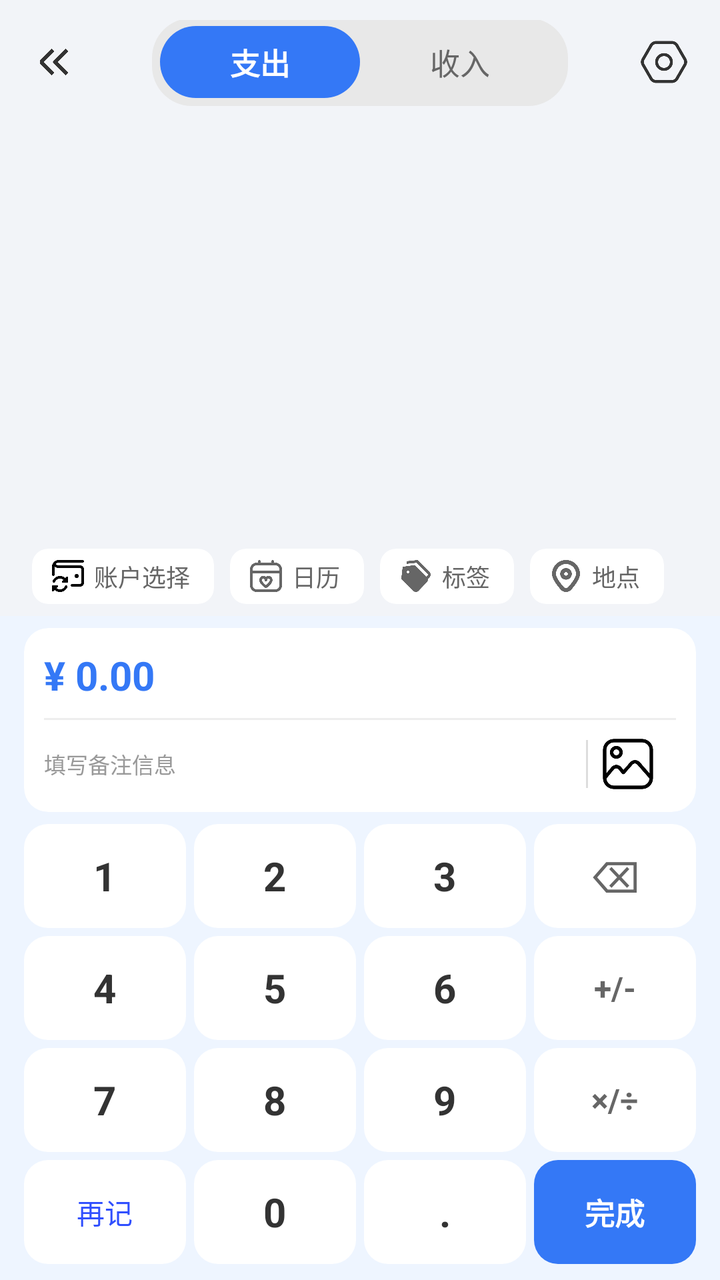
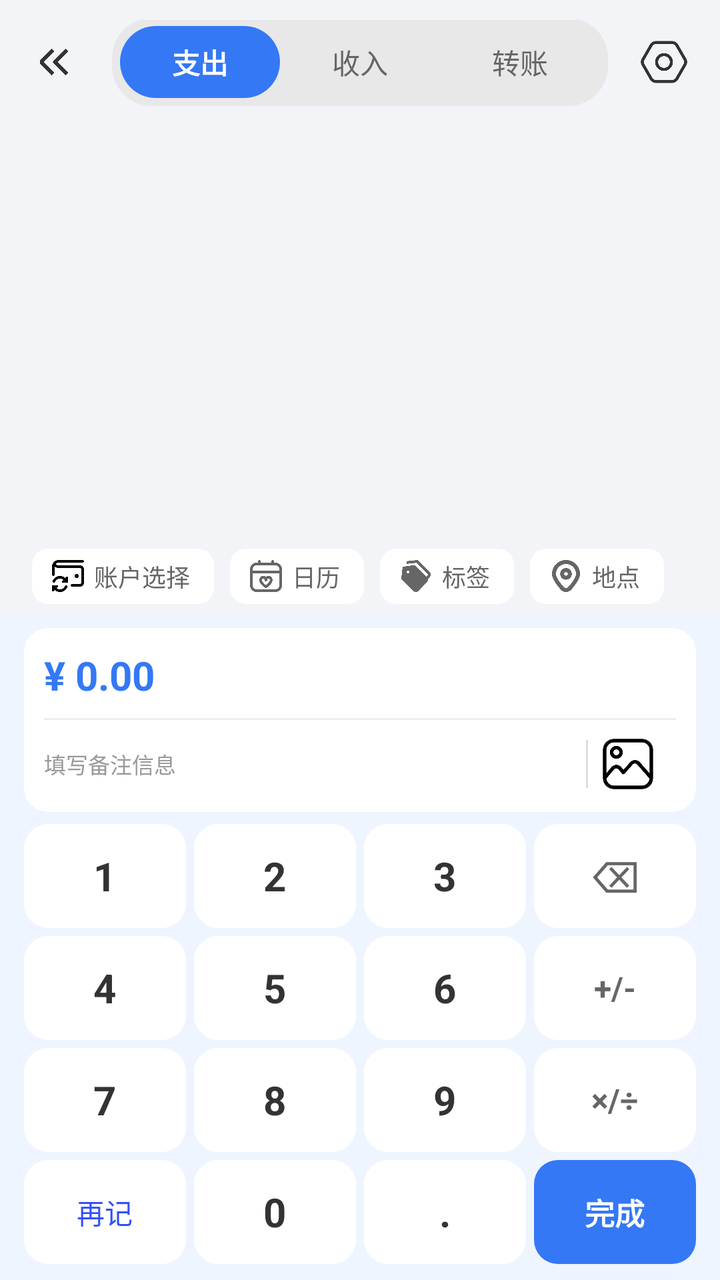

Two renders of the same Android screen: before a commit and after it. Below are the layout's source before the change and the commit's diff.
<!-- AndroidManifest.xml: activity theme Theme.TransparentStatusBar -->
<!-- res/layout/activity_add_bill.xml -->
<?xml version="1.0" encoding="utf-8"?>
<LinearLayout xmlns:android="http://schemas.android.com/apk/res/android"
    android:id="@+id/root"
    xmlns:app="http://schemas.android.com/apk/res-auto"
    android:layout_width="match_parent"
    android:layout_height="match_parent"
    android:orientation="vertical"
    android:background="#F2F4F8">

    
    <RelativeLayout
        android:layout_width="match_parent"
        android:layout_height="wrap_content"
        android:paddingStart="12dp"
        android:paddingEnd="12dp"
        android:paddingTop="10dp"
        android:paddingBottom="8dp">

        
        <ImageView
            android:id="@+id/iv_back"
            android:layout_width="32dp"
            android:layout_height="32dp"
            android:layout_alignParentStart="true"
            android:layout_centerVertical="true"
            android:padding="4dp"
            android:src="@drawable/ic_back3"
            android:tint="#333333" />

        
        <ImageView
            android:id="@+id/iv_setting"
            android:layout_width="32dp"
            android:layout_height="32dp"
            android:src="@drawable/ic_setting1"
            android:tint="#333333"
            android:padding="4dp"
            android:layout_alignParentEnd="true"
            android:layout_centerVertical="true" />

        
        <LinearLayout
            android:id="@+id/layout_tabs"
            android:layout_width="wrap_content"
            android:layout_height="wrap_content"
            android:layout_centerInParent="true"
            android:background="@drawable/tab_container_bg"
            android:gravity="center"
            android:orientation="horizontal"
            android:padding="4dp">

            <TextView
                android:id="@+id/tab_expense"
                android:layout_width="100dp"
                android:layout_height="36dp"
                android:background="@drawable/tab_selected_bg"
                android:gravity="center"
                android:text="支出"
                android:textColor="#FFFFFF"
                android:textSize="15sp"
                android:textStyle="bold" />

            <TextView
                android:id="@+id/tab_income"
                android:layout_width="100dp"
                android:layout_height="36dp"
                android:gravity="center"
                android:text="收入"
                android:textColor="#666666"
                android:textSize="15sp" />

        </LinearLayout>

    </RelativeLayout>



    
    <androidx.viewpager2.widget.ViewPager2
        android:id="@+id/viewpager_category"
        android:layout_width="match_parent"
        android:layout_height="0dp"
        android:layout_weight="1" />

    
    <HorizontalScrollView
        android:layout_width="match_parent"
        android:layout_height="wrap_content"
        android:layout_marginTop="6dp"
        android:layout_marginBottom="6dp"
        android:scrollbars="none">

        <LinearLayout
            android:layout_width="wrap_content"
            android:layout_height="wrap_content"
            android:orientation="horizontal"
            android:paddingStart="16dp"
            android:paddingEnd="16dp">

            
            <com.google.android.material.card.MaterialCardView
                android:id="@+id/card_account"
                android:layout_width="wrap_content"
                android:layout_height="wrap_content"
                android:layout_marginEnd="8dp"
                app:cardCornerRadius="8dp"
                app:cardElevation="0dp"
                app:cardBackgroundColor="#FFFFFF">

                <LinearLayout
                    android:layout_width="wrap_content"
                    android:layout_height="wrap_content"
                    android:orientation="horizontal"
                    android:gravity="center_vertical"
                    android:paddingStart="10dp"
                    android:paddingEnd="12dp"
                    android:paddingTop="5dp"
                    android:paddingBottom="5dp">

                    <ImageView
                        android:id="@+id/iv_account"
                        android:layout_width="16dp"
                        android:layout_height="16dp"
                        android:src="@drawable/ic_wallet_change"
                        />

                    <TextView
                        android:id="@+id/tv_account"
                        android:layout_width="wrap_content"
                        android:layout_height="wrap_content"
                        android:layout_marginStart="5dp"
                        android:text="账户选择"
                        android:textColor="#666666"
                        android:textSize="12sp" />
                </LinearLayout>
            </com.google.android.material.card.MaterialCardView>

            
            <com.google.android.material.card.MaterialCardView
                android:id="@+id/card_calendar"
                android:layout_width="wrap_content"
                android:layout_height="wrap_content"
                android:layout_marginEnd="8dp"
                app:cardCornerRadius="8dp"
                app:cardElevation="0dp"
                app:cardBackgroundColor="#FFFFFF">

                <LinearLayout
                    android:layout_width="wrap_content"
                    android:layout_height="wrap_content"
                    android:orientation="horizontal"
                    android:gravity="center_vertical"
                    android:paddingStart="10dp"
                    android:paddingEnd="12dp"
                    android:paddingTop="5dp"
                    android:paddingBottom="5dp">

                    <ImageView
                        android:id="@+id/iv_calendar"
                        android:layout_width="16dp"
                        android:layout_height="16dp"
                        android:src="@drawable/ic_calendar_heart"
                        android:tint="#666666" />

                    <TextView
                        android:id="@+id/tv_calendar"
                        android:layout_width="wrap_content"
                        android:layout_height="wrap_content"
                        android:layout_marginStart="5dp"
                        android:text="日历"
                        android:textColor="#666666"
                        android:textSize="12sp" />
                </LinearLayout>
            </com.google.android.material.card.MaterialCardView>

            
            <com.google.android.material.card.MaterialCardView
                android:id="@+id/card_label"
                android:layout_width="wrap_content"
                android:layout_height="wrap_content"
                android:layout_marginEnd="8dp"
                app:cardCornerRadius="8dp"
                app:cardElevation="0dp"
                app:cardBackgroundColor="#FFFFFF">

                <LinearLayout
                    android:layout_width="wrap_content"
                    android:layout_height="wrap_content"
                    android:orientation="horizontal"
                    android:gravity="center_vertical"
                    android:paddingStart="10dp"
                    android:paddingEnd="12dp"
                    android:paddingTop="5dp"
                    android:paddingBottom="5dp">

                    <ImageView
                        android:layout_width="16dp"
                        android:layout_height="16dp"
                        android:src="@drawable/ic_tags"
                        android:tint="#666666" />

                    <TextView
                        android:layout_width="wrap_content"
                        android:layout_height="wrap_content"
                        android:layout_marginStart="5dp"
                        android:text="标签"
                        android:textColor="#666666"
                        android:textSize="12sp" />
                </LinearLayout>
            </com.google.android.material.card.MaterialCardView>

            
            <com.google.android.material.card.MaterialCardView
                android:id="@+id/card_record"
                android:layout_width="wrap_content"
                android:layout_height="wrap_content"
                app:cardCornerRadius="8dp"
                app:cardElevation="0dp"
                app:cardBackgroundColor="#FFFFFF">

                <LinearLayout
                    android:layout_width="wrap_content"
                    android:layout_height="wrap_content"
                    android:orientation="horizontal"
                    android:gravity="center_vertical"
                    android:paddingStart="10dp"
                    android:paddingEnd="12dp"
                    android:paddingTop="5dp"
                    android:paddingBottom="5dp">

                    <ImageView
                        android:id="@+id/iv_record"
                        android:layout_width="16dp"
                        android:layout_height="16dp"
                        android:src="@drawable/ic_marker"
                        android:tint="#666666" />

                    <TextView
                        android:id="@+id/tv_record"
                        android:layout_width="wrap_content"
                        android:layout_height="wrap_content"
                        android:layout_marginStart="5dp"
                        android:text="地点"
                        android:textColor="#666666"
                        android:textSize="12sp" />
                </LinearLayout>
            </com.google.android.material.card.MaterialCardView>

        </LinearLayout>
    </HorizontalScrollView>

    
    <LinearLayout
        android:layout_width="match_parent"
        android:layout_height="wrap_content"
        android:orientation="vertical"
        android:background="#EEF5FF"
        android:paddingStart="12dp"
        android:paddingEnd="12dp"
        android:paddingBottom="8dp">

        
        <com.google.android.material.card.MaterialCardView
            android:layout_width="match_parent"
            android:layout_height="wrap_content"
            android:layout_marginTop="6dp"
            app:cardElevation="0dp"
            app:cardCornerRadius="12dp">

            <LinearLayout
                android:layout_width="match_parent"
                android:layout_height="wrap_content"
                android:orientation="vertical"
                android:padding="10dp">

                
                <TextView
                    android:id="@+id/tv_amount"
                    android:layout_width="match_parent"
                    android:layout_height="wrap_content"
                    android:gravity="start"
                    android:text="¥ 0.00"
                    android:textColor="#3478F6"
                    android:textSize="20sp"
                    android:textStyle="bold" />

                
                <View
                    android:layout_width="match_parent"
                    android:layout_height="1dp"
                    android:layout_marginTop="8dp"
                    android:background="#EEEEEE" />

                
                <LinearLayout
                    android:layout_width="match_parent"
                    android:layout_height="wrap_content"
                    android:orientation="horizontal"
                    android:layout_marginTop="8dp"
                    android:gravity="center_vertical">

                    <TextView
                        android:id="@+id/tv_remark_hint"
                        android:layout_width="0dp"
                        android:layout_height="wrap_content"
                        android:layout_weight="1"
                        android:text="填写备注信息"
                        android:textColor="#999999"
                        android:textSize="11sp"
                        android:paddingTop="4dp"
                        android:paddingBottom="4dp" />
                    <View
                        android:layout_width="1dp"
                        android:layout_height="24dp"
                        android:layout_marginStart="6dp"
                        android:layout_marginEnd="6dp"
                        android:background="#DDDDDD"/>

                    <FrameLayout
                        android:layout_width="28dp"
                        android:layout_height="28dp"
                        android:layout_marginEnd="10dp"
                        android:layout_gravity="center_vertical">

                        <com.google.android.material.imageview.ShapeableImageView
                            android:id="@+id/iv_album"
                            android:layout_width="match_parent"
                            android:layout_height="match_parent"
                            android:src="@drawable/ic_album"
                            android:scaleType="centerCrop"
                            app:shapeAppearanceOverlay="@style/ShapeAppearance.App.Corner.Rounded1"
                            />

                        <TextView
                            android:id="@+id/tv_album_badge"
                            android:layout_width="14dp"
                            android:layout_height="14dp"
                            android:layout_gravity="bottom|end"
                            android:gravity="center"
                            android:text="0"
                            android:textColor="#FFFFFF"
                            android:textSize="10sp"
                            android:textStyle="bold"
                            android:visibility="gone"
                            android:layout_margin="0dp"/>
                    </FrameLayout>


                </LinearLayout>
            </LinearLayout>
        </com.google.android.material.card.MaterialCardView>

        
        <LinearLayout
            android:layout_width="match_parent"
            android:layout_height="wrap_content"
            android:orientation="vertical"
            android:layout_marginTop="6dp">

            
            <LinearLayout
                android:layout_width="match_parent"
                android:layout_height="52dp"
                android:layout_marginBottom="4dp"
                android:orientation="horizontal">

                <TextView
                    android:id="@+id/btn_1"
                    android:layout_width="0dp"
                    android:layout_height="match_parent"
                    android:layout_marginEnd="4dp"
                    android:layout_weight="1"
                    android:background="@drawable/keyboard_button_bg"
                    android:gravity="center"
                    android:text="1"
                    android:textColor="#333333"
                    android:textSize="20sp"
                    android:textStyle="bold" />

                <TextView
                    android:id="@+id/btn_2"
                    android:layout_width="0dp"
                    android:layout_height="match_parent"
                    android:layout_marginEnd="4dp"
                    android:layout_weight="1"
                    android:background="@drawable/keyboard_button_bg"
                    android:gravity="center"
                    android:text="2"
                    android:textColor="#333333"
                    android:textSize="20sp"
                    android:textStyle="bold" />

                <TextView
                    android:id="@+id/btn_3"
                    android:layout_width="0dp"
                    android:layout_height="match_parent"
                    android:layout_marginEnd="4dp"
                    android:layout_weight="1"
                    android:background="@drawable/keyboard_button_bg"
                    android:gravity="center"
                    android:text="3"
                    android:textColor="#333333"
                    android:textSize="20sp"
                    android:textStyle="bold" />

                <TextView
                    android:id="@+id/btn_delete"
                    android:layout_width="0dp"
                    android:layout_height="match_parent"
                    android:layout_weight="1"
                    android:background="@drawable/keyboard_button_bg"
                    android:gravity="center"
                    android:text="⌫"
                    android:textColor="#666666"
                    android:textSize="22sp" />
            </LinearLayout>

            
            <LinearLayout
                android:layout_width="match_parent"
                android:layout_height="52dp"
                android:layout_marginBottom="4dp"
                android:orientation="horizontal">

                <TextView
                    android:id="@+id/btn_4"
                    android:layout_width="0dp"
                    android:layout_height="match_parent"
                    android:layout_marginEnd="4dp"
                    android:layout_weight="1"
                    android:background="@drawable/keyboard_button_bg"
                    android:gravity="center"
                    android:text="4"
                    android:textColor="#333333"
                    android:textSize="20sp"
                    android:textStyle="bold" />

                <TextView
                    android:id="@+id/btn_5"
                    android:layout_width="0dp"
                    android:layout_height="match_parent"
                    android:layout_marginEnd="4dp"
                    android:layout_weight="1"
                    android:background="@drawable/keyboard_button_bg"
                    android:gravity="center"
                    android:text="5"
                    android:textColor="#333333"
                    android:textSize="20sp"
                    android:textStyle="bold" />

                <TextView
                    android:id="@+id/btn_6"
                    android:layout_width="0dp"
                    android:layout_height="match_parent"
                    android:layout_marginEnd="4dp"
                    android:layout_weight="1"
                    android:background="@drawable/keyboard_button_bg"
                    android:gravity="center"
                    android:text="6"
                    android:textColor="#333333"
                    android:textSize="20sp"
                    android:textStyle="bold" />

                <TextView
                    android:id="@+id/btn_add_subtract"
                    android:layout_width="0dp"
                    android:layout_height="match_parent"
                    android:layout_weight="1"
                    android:background="@drawable/keyboard_button_bg"
                    android:gravity="center"
                    android:text="+/-"
                    android:textColor="#666666"
                    android:textSize="16sp"
                    android:textStyle="bold" />
            </LinearLayout>

            
            <LinearLayout
                android:layout_width="match_parent"
                android:layout_height="52dp"
                android:layout_marginBottom="4dp"
                android:orientation="horizontal">

                <TextView
                    android:id="@+id/btn_7"
                    android:layout_width="0dp"
                    android:layout_height="match_parent"
                    android:layout_marginEnd="4dp"
                    android:layout_weight="1"
                    android:background="@drawable/keyboard_button_bg"
                    android:gravity="center"
                    android:text="7"
                    android:textColor="#333333"
                    android:textSize="20sp"
                    android:textStyle="bold" />

                <TextView
                    android:id="@+id/btn_8"
                    android:layout_width="0dp"
                    android:layout_height="match_parent"
                    android:layout_marginEnd="4dp"
                    android:layout_weight="1"
                    android:background="@drawable/keyboard_button_bg"
                    android:gravity="center"
                    android:text="8"
                    android:textColor="#333333"
                    android:textSize="20sp"
                    android:textStyle="bold" />

                <TextView
                    android:id="@+id/btn_9"
                    android:layout_width="0dp"
                    android:layout_height="match_parent"
                    android:layout_marginEnd="4dp"
                    android:layout_weight="1"
                    android:background="@drawable/keyboard_button_bg"
                    android:gravity="center"
                    android:text="9"
                    android:textColor="#333333"
                    android:textSize="20sp"
                    android:textStyle="bold" />

                <TextView
                    android:id="@+id/btn_multiply_divide"
                    android:layout_width="0dp"
                    android:layout_height="match_parent"
                    android:layout_weight="1"
                    android:background="@drawable/keyboard_button_bg"
                    android:gravity="center"
                    android:text="×/÷"
                    android:textColor="#666666"
                    android:textSize="16sp"
                    android:textStyle="bold" />
            </LinearLayout>

            
            <LinearLayout
                android:layout_width="match_parent"
                android:layout_height="52dp"
                android:orientation="horizontal">

                <TextView
                    android:id="@+id/btn_repeat"
                    android:layout_width="0dp"
                    android:layout_height="match_parent"
                    android:layout_marginEnd="4dp"
                    android:layout_weight="1"
                    android:background="@drawable/keyboard_button_bg"
                    android:gravity="center"
                    android:text="再记"
                    android:textColor="#304FFE"
                    android:textSize="14sp" />

                <TextView
                    android:id="@+id/btn_0"
                    android:layout_width="0dp"
                    android:layout_height="match_parent"
                    android:layout_marginEnd="4dp"
                    android:layout_weight="1"
                    android:background="@drawable/keyboard_button_bg"
                    android:gravity="center"
                    android:text="0"
                    android:textColor="#333333"
                    android:textSize="20sp"
                    android:textStyle="bold" />

                <TextView
                    android:id="@+id/btn_dot"
                    android:layout_width="0dp"
                    android:layout_height="match_parent"
                    android:layout_marginEnd="4dp"
                    android:layout_weight="1"
                    android:background="@drawable/keyboard_button_bg"
                    android:gravity="center"
                    android:text="."
                    android:textColor="#333333"
                    android:textSize="20sp"
                    android:textStyle="bold" />

                <TextView
                    android:id="@+id/btn_complete"
                    android:layout_width="0dp"
                    android:layout_height="match_parent"
                    android:layout_weight="1"
                    android:background="@drawable/keyboard_complete_bg"
                    android:gravity="center"
                    android:text="完成"
                    android:textColor="#FFFFFF"
                    android:textSize="15sp"
                    android:textStyle="bold" />
            </LinearLayout>
        </LinearLayout>
    </LinearLayout>

</LinearLayout>
<!-- resources referenced by this layout -->
<resources>
  <!-- drawable ic_album: png bitmap (drawable, 6730 bytes) -->
  <!-- drawable ic_back3: png bitmap (drawable, 4126 bytes) -->
  <!-- drawable ic_calendar_heart: png bitmap (drawable, 5693 bytes) -->
  <!-- drawable ic_marker: png bitmap (drawable, 7269 bytes) -->
  <!-- drawable ic_setting1: png bitmap (drawable, 6533 bytes) -->
  <!-- drawable ic_tags: png bitmap (drawable, 4422 bytes) -->
  <!-- drawable ic_wallet_change: png bitmap (drawable, 5546 bytes) -->
  <!-- drawable keyboard_button_bg (drawable) -->
  <?xml version="1.0" encoding="utf-8"?>
  <shape xmlns:android="http://schemas.android.com/apk/res/android">
      <solid android:color="#FFFFFF" />
      <corners android:radius="12dp" />
  </shape>
  <!-- drawable keyboard_complete_bg (drawable) -->
  <?xml version="1.0" encoding="utf-8"?>
  <shape xmlns:android="http://schemas.android.com/apk/res/android">
      <solid android:color="#3478F6" />
      <corners android:radius="12dp" />
  </shape>
  <!-- drawable tab_container_bg (drawable) -->
  <?xml version="1.0" encoding="utf-8"?>
  <shape xmlns:android="http://schemas.android.com/apk/res/android">
      <solid android:color="#E8E8E8" />
      <corners android:radius="20dp" />
  </shape>
  <!-- drawable tab_selected_bg (drawable) -->
  <shape xmlns:android="http://schemas.android.com/apk/res/android">
      <solid android:color="#3478F6" />
      <corners android:radius="18dp" />
  </shape>
  <style name="ShapeAppearance.App.Corner.Rounded1" parent="">
          <item name="cornerFamily">rounded</item>
          <item name="cornerSize">4dp</item>
      </style>
  <style name="Theme.TransparentStatusBar" parent="Theme.MaterialComponents.DayNight.NoActionBar">
          <item name="android:statusBarColor">@android:color/transparent</item>
          <item name="android:windowTranslucentStatus">false</item>
          <item name="android:windowDrawsSystemBarBackgrounds">true</item>
      </style>
</resources>

<!-- the commit's change to res/layout/activity_add_bill.xml (unified diff, before → after) -->
@@ -51,23 +51,32 @@
 
             <TextView
                 android:id="@+id/tab_expense"
-                android:layout_width="100dp"
+                android:layout_width="80dp"
                 android:layout_height="36dp"
                 android:background="@drawable/tab_selected_bg"
                 android:gravity="center"
                 android:text="支出"
                 android:textColor="#FFFFFF"
-                android:textSize="15sp"
+                android:textSize="14sp"
                 android:textStyle="bold" />
 
             <TextView
                 android:id="@+id/tab_income"
-                android:layout_width="100dp"
+                android:layout_width="80dp"
                 android:layout_height="36dp"
                 android:gravity="center"
                 android:text="收入"
                 android:textColor="#666666"
-                android:textSize="15sp" />
+                android:textSize="14sp" />
+
+            <TextView
+                android:id="@+id/tab_transfer"
+                android:layout_width="80dp"
+                android:layout_height="36dp"
+                android:gravity="center"
+                android:text="转账"
+                android:textColor="#666666"
+                android:textSize="14sp" />
 
         </LinearLayout>
 
@@ -130,6 +139,54 @@
                         android:layout_height="wrap_content"
                         android:layout_marginStart="5dp"
                         android:text="账户选择"
+                        android:textColor="#666666"
+                        android:textSize="12sp" />
+                </LinearLayout>
+            </com.google.android.material.card.MaterialCardView>
+
+            
+            <ImageView
+                android:id="@+id/iv_transfer_arrow"
+                android:layout_width="16dp"
+                android:layout_height="16dp"
+                android:layout_gravity="center_vertical"
+                android:layout_marginEnd="8dp"
+                android:src="@drawable/ic_arrow_right"
+                android:visibility="gone" />
+
+            
+            <com.google.android.material.card.MaterialCardView
+                android:id="@+id/card_target_account"
+                android:layout_width="wrap_content"
+                android:layout_height="wrap_content"
+                android:layout_marginEnd="8dp"
+                app:cardCornerRadius="8dp"
+                app:cardElevation="0dp"
+                app:cardBackgroundColor="#FFFFFF"
+                android:visibility="gone">
+
+                <LinearLayout
+                    android:layout_width="wrap_content"
+                    android:layout_height="wrap_content"
+                    android:orientation="horizontal"
+                    android:gravity="center_vertical"
+                    android:paddingStart="10dp"
+                    android:paddingEnd="12dp"
+                    android:paddingTop="5dp"
+                    android:paddingBottom="5dp">
+
+                    <ImageView
+                        android:id="@+id/iv_target_account"
+                        android:layout_width="16dp"
+                        android:layout_height="16dp"
+                        android:src="@drawable/ic_wallet_change" />
+
+                    <TextView
+                        android:id="@+id/tv_target_account"
+                        android:layout_width="wrap_content"
+                        android:layout_height="wrap_content"
+                        android:layout_marginStart="5dp"
+                        android:text="转入账户"
                         android:textColor="#666666"
                         android:textSize="12sp" />
                 </LinearLayout>
<!-- resource entries referenced after the edit -->
@@ -1,6 +1,17 @@
 <!-- resources referenced by this layout -->
 <resources>
   <!-- drawable ic_album: png bitmap (drawable, 6730 bytes) -->
+  <!-- drawable ic_arrow_right (drawable) -->
+  <vector xmlns:android="http://schemas.android.com/apk/res/android"
+      android:width="24dp"
+      android:height="24dp"
+      android:viewportWidth="24"
+      android:viewportHeight="24"
+      android:tint="?attr/colorOnSurfaceVariant">
+      <path
+          android:fillColor="#000000"
+          android:pathData="M8.59,16.59L13.17,12L8.59,7.41L10,6l6,6l-6,6L8.59,16.59z"/>
+  </vector>
   <!-- drawable ic_back3: png bitmap (drawable, 4126 bytes) -->
   <!-- drawable ic_calendar_heart: png bitmap (drawable, 5693 bytes) -->
   <!-- drawable ic_marker: png bitmap (drawable, 7269 bytes) -->
